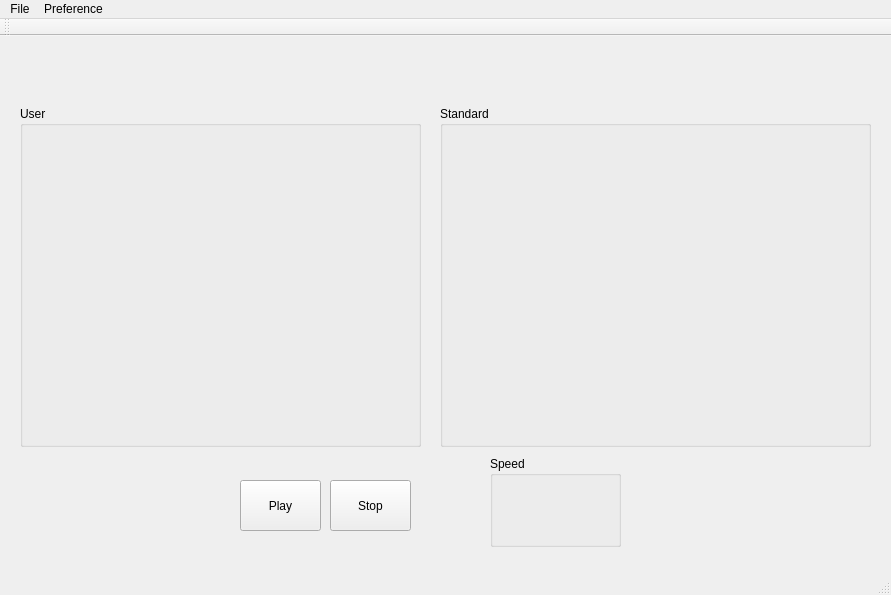
Before: the Qt Designer form mainwindow.ui in yfji/SocketTransport, drawn with Qt 5.
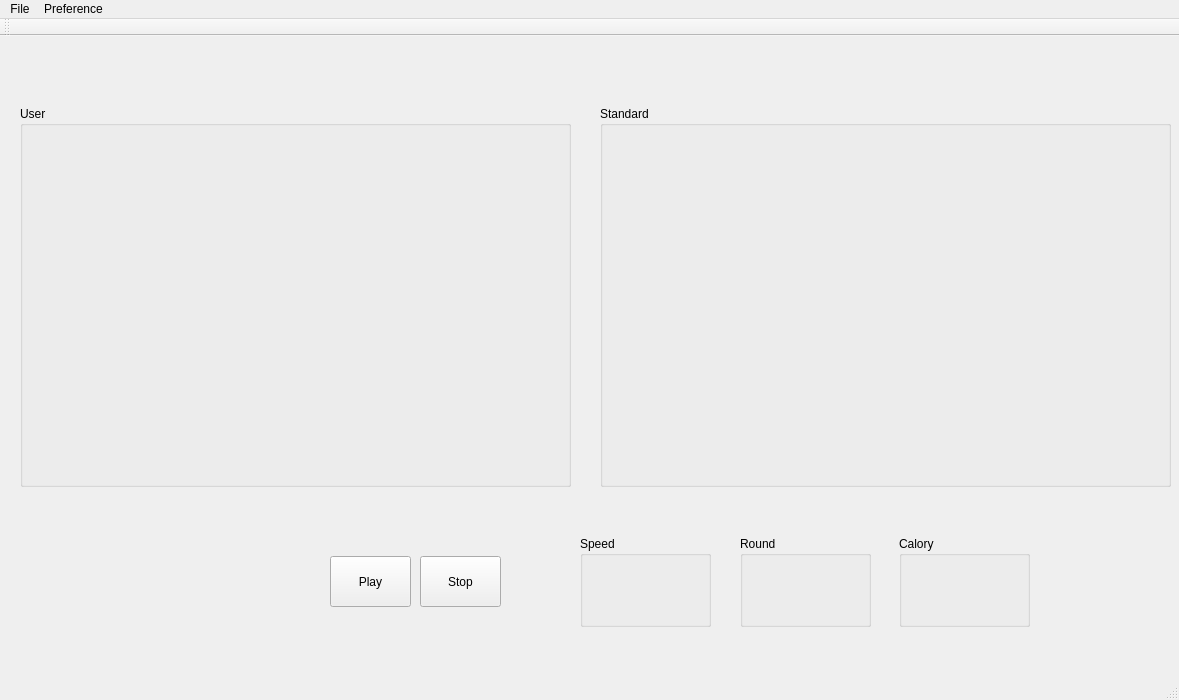
After: the same form once the commit is applied.

Diff of the .ui file:
```diff
--- a/mainwindow.ui
+++ b/mainwindow.ui
@@ -6,8 +6,8 @@
    <rect>
     <x>0</x>
     <y>0</y>
-    <width>891</width>
-    <height>595</height>
+    <width>1179</width>
+    <height>700</height>
    </rect>
   </property>
   <property name="windowTitle">
@@ -19,8 +19,8 @@
      <rect>
       <x>20</x>
       <y>70</y>
-      <width>401</width>
-      <height>341</height>
+      <width>551</width>
+      <height>381</height>
      </rect>
     </property>
     <property name="title">
@@ -31,8 +31,8 @@
       <rect>
        <x>10</x>
        <y>30</y>
-       <width>381</width>
-       <height>301</height>
+       <width>531</width>
+       <height>341</height>
       </rect>
      </property>
      <property name="text">
@@ -43,10 +43,10 @@
    <widget class="QGroupBox" name="groupBox_2">
     <property name="geometry">
      <rect>
-      <x>440</x>
+      <x>600</x>
       <y>70</y>
-      <width>431</width>
-      <height>341</height>
+      <width>571</width>
+      <height>381</height>
      </rect>
     </property>
     <property name="title">
@@ -55,10 +55,10 @@
     <widget class="QLabel" name="label_ref">
      <property name="geometry">
       <rect>
-       <x>16</x>
+       <x>6</x>
        <y>29</y>
-       <width>401</width>
-       <height>301</height>
+       <width>551</width>
+       <height>341</height>
       </rect>
      </property>
      <property name="text">
@@ -72,8 +72,8 @@
     </property>
     <property name="geometry">
      <rect>
-      <x>240</x>
-      <y>444</y>
+      <x>330</x>
+      <y>520</y>
       <width>81</width>
       <height>51</height>
      </rect>
@@ -85,8 +85,8 @@
    <widget class="QGroupBox" name="groupBox_3">
     <property name="geometry">
      <rect>
-      <x>490</x>
-      <y>420</y>
+      <x>580</x>
+      <y>500</y>
       <width>131</width>
       <height>91</height>
      </rect>
@@ -114,8 +114,8 @@
    <widget class="QPushButton" name="btn_stop">
     <property name="geometry">
      <rect>
-      <x>330</x>
-      <y>444</y>
+      <x>420</x>
+      <y>520</y>
       <width>81</width>
       <height>51</height>
      </rect>
@@ -124,13 +124,65 @@
      <string>Stop</string>
     </property>
    </widget>
+   <widget class="QGroupBox" name="groupBox_4">
+    <property name="geometry">
+     <rect>
+      <x>740</x>
+      <y>500</y>
+      <width>131</width>
+      <height>91</height>
+     </rect>
+    </property>
+    <property name="title">
+     <string>Round</string>
+    </property>
+    <widget class="QLabel" name="txt_round">
+     <property name="geometry">
+      <rect>
+       <x>10</x>
+       <y>30</y>
+       <width>111</width>
+       <height>51</height>
+      </rect>
+     </property>
+     <property name="text">
+      <string/>
+     </property>
+    </widget>
+   </widget>
+   <widget class="QGroupBox" name="groupBox_5">
+    <property name="geometry">
+     <rect>
+      <x>899</x>
+      <y>500</y>
+      <width>131</width>
+      <height>91</height>
+     </rect>
+    </property>
+    <property name="title">
+     <string>Calory</string>
+    </property>
+    <widget class="QLabel" name="txt_calory">
+     <property name="geometry">
+      <rect>
+       <x>10</x>
+       <y>30</y>
+       <width>111</width>
+       <height>51</height>
+      </rect>
+     </property>
+     <property name="text">
+      <string/>
+     </property>
+    </widget>
+   </widget>
   </widget>
   <widget class="QMenuBar" name="menuBar">
    <property name="geometry">
     <rect>
      <x>0</x>
      <y>0</y>
-     <width>891</width>
+     <width>1179</width>
      <height>28</height>
     </rect>
    </property>
```
